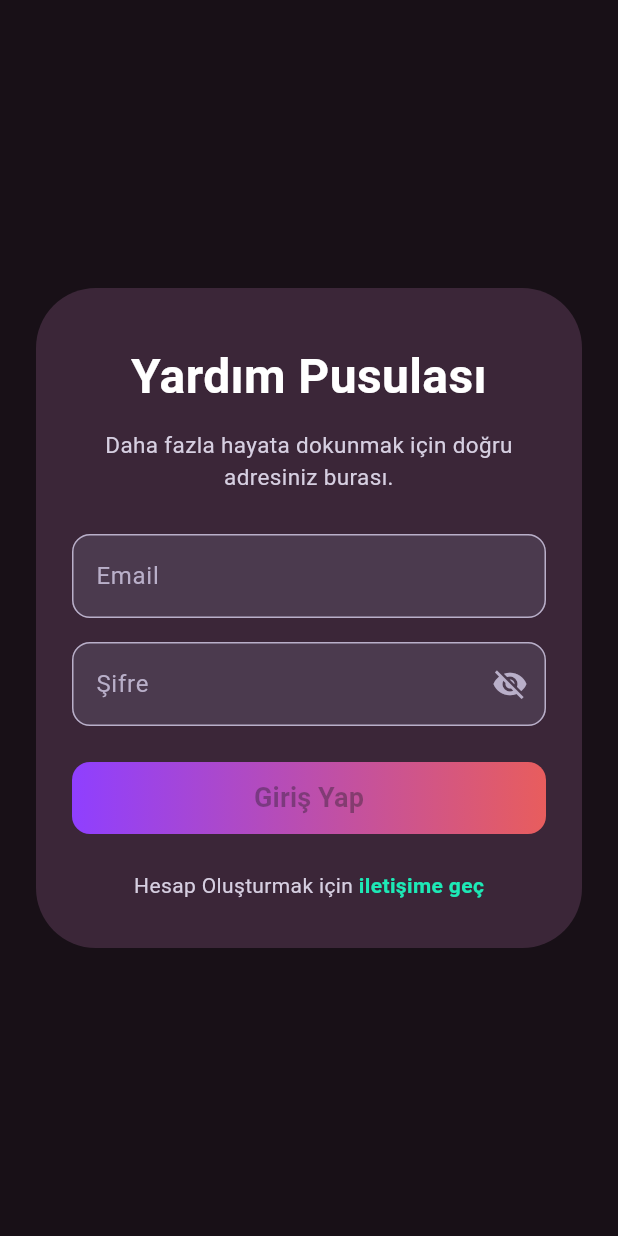
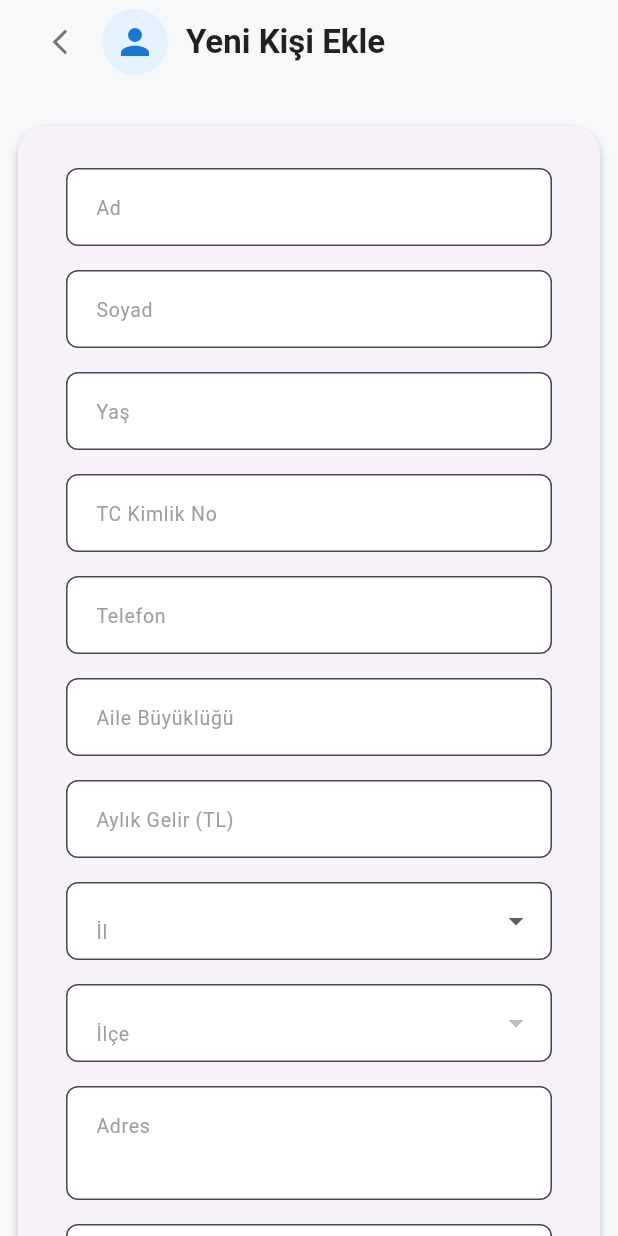
Before and after one commit to AtalhaG/YardimPusulasi, a Flutter app: the screen it shows after launch, on a phone screen of 412 x 824 dp. Run offline on Flutter 3.47's test engine with Material 3 defaults, Android fonts, the phone set to English and light mode, and no system bars; our stand-ins replace firebase_auth, firebase_core; accounts and stored records are empty.

Commit message:
mobil yeni_kişi_ekleme sayfası tasarımı

```diff
--- a/Mobil/yardimpusulasi/lib/main.dart
+++ b/Mobil/yardimpusulasi/lib/main.dart
@@ -2,6 +2,7 @@ import 'package:flutter/material.dart';
 import 'package:firebase_core/firebase_core.dart';
 import 'firebase_options.dart';
 import 'views/login_page.dart';
+import 'views/yeni_kisi_ekle.dart';
 
 void main() async {
   WidgetsFlutterBinding.ensureInitialized();
@@ -14,6 +15,6 @@ class MyApp extends StatelessWidget {
 
   @override
   Widget build(BuildContext context) {
-    return MaterialApp(home: const LoginPage());
+    return MaterialApp(home: const YeniKisiEklePage());
   }
 }
--- /dev/null
+++ b/Mobil/yardimpusulasi/lib/views/yeni_kisi_ekle.dart
@@ -0,0 +1,453 @@
+import 'package:flutter/material.dart';
+
+class YeniKisiEklePage extends StatefulWidget {
+  const YeniKisiEklePage({Key? key}) : super(key: key);
+
+  @override
+  State<YeniKisiEklePage> createState() => _YeniKisiEklePageState();
+}
+
+class _YeniKisiEklePageState extends State<YeniKisiEklePage> {
+  final _formKey = GlobalKey<FormState>();
+
+  // Text controllers
+  final TextEditingController _adController = TextEditingController();
+  final TextEditingController _soyadController = TextEditingController();
+  final TextEditingController _yasController = TextEditingController();
+  final TextEditingController _tcController = TextEditingController();
+  final TextEditingController _telefonController = TextEditingController();
+  final TextEditingController _aileController = TextEditingController();
+  final TextEditingController _gelirController = TextEditingController();
+  final TextEditingController _adresController = TextEditingController();
+  final TextEditingController _ihtiyacController = TextEditingController();
+
+  // İl ve ilçe için örnek veri
+  final List<String> _iller = [
+    'İstanbul', 'Ankara', 'İzmir', 'Bursa', 'Antalya'
+  ];
+  final Map<String, List<String>> _ilceler = {
+    'İstanbul': ['Kadıköy', 'Beşiktaş', 'Üsküdar', 'Bakırköy'],
+    'Ankara': ['Çankaya', 'Keçiören', 'Yenimahalle'],
+    'İzmir': ['Konak', 'Bornova', 'Karşıyaka'],
+    'Bursa': ['Osmangazi', 'Nilüfer', 'Yıldırım'],
+    'Antalya': ['Muratpaşa', 'Kepez', 'Konyaaltı'],
+  };
+  String? _selectedIl;
+  String? _selectedIlce;
+
+  @override
+  void dispose() {
+    _adController.dispose();
+    _soyadController.dispose();
+    _yasController.dispose();
+    _tcController.dispose();
+    _telefonController.dispose();
+    _aileController.dispose();
+    _gelirController.dispose();
+    _adresController.dispose();
+    _ihtiyacController.dispose();
+    super.dispose();
+  }
+
+  @override
+  Widget build(BuildContext context) {
+    final isWide = MediaQuery.of(context).size.width > 700;
+    return Scaffold(
+      backgroundColor: const Color(0xFFF7F8FA),
+      appBar: AppBar(
+        backgroundColor: const Color(0xFFF7F8FA),
+        elevation: 0,
+        automaticallyImplyLeading: false,
+        title: Row(
+          children: [
+            IconButton(
+              icon: const Icon(Icons.arrow_back_ios_new, color: Colors.black54, size: 20),
+              onPressed: () => Navigator.of(context).maybePop(),
+              tooltip: 'Geri Dön',
+            ),
+            const SizedBox(width: 4),
+            CircleAvatar(
+              radius: 22,
+              backgroundColor: Colors.blue[50],
+              child: Icon(Icons.person, size: 28, color: Colors.blue[700]),
+            ),
+            const SizedBox(width: 12),
+            const Text(
+              "Yeni Kişi Ekle",
+              style: TextStyle(
+                color: Colors.black87,
+                fontWeight: FontWeight.bold,
+                fontSize: 22,
+              ),
+            ),
+          ],
+        ),
+      ),
+      body: Center(
+        child: SingleChildScrollView(
+          padding: const EdgeInsets.symmetric(vertical: 24, horizontal: 8),
+          child: Card(
+            elevation: 3,
+            shape: RoundedRectangleBorder(borderRadius: BorderRadius.circular(18)),
+            child: Container(
+              constraints: const BoxConstraints(maxWidth: 700),
+              padding: const EdgeInsets.symmetric(horizontal: 32, vertical: 28),
+              child: Form(
+                key: _formKey,
+                child: isWide
+                    ? Column(
+                        crossAxisAlignment: CrossAxisAlignment.start,
+                        children: [
+                          Row(
+                            children: [
+                              Expanded(child: _buildTextField(_adController, "Ad")),
+                              const SizedBox(width: 18),
+                              Expanded(child: _buildTextField(_soyadController, "Soyad")),
+                            ],
+                          ),
+                          Row(
+                            children: [
+                              Expanded(child: _buildTextField(_yasController, "Yaş", keyboardType: TextInputType.number)),
+                              const SizedBox(width: 18),
+                              Expanded(child: _buildTextField(_tcController, "TC Kimlik No", keyboardType: TextInputType.number)),
+                            ],
+                          ),
+                          Row(
+                            children: [
+                              Expanded(child: _buildTextField(_telefonController, "Telefon", keyboardType: TextInputType.phone)),
+                              const SizedBox(width: 18),
+                              Expanded(child: _buildTextField(_aileController, "Aile Büyüklüğü", keyboardType: TextInputType.number)),
+                            ],
+                          ),
+                          Row(
+                            children: [
+                              Expanded(child: _buildTextField(_gelirController, "Aylık Gelir (TL)", keyboardType: TextInputType.number)),
+                              const SizedBox(width: 18),
+                              Expanded(
+                                child: Padding(
+                                  padding: const EdgeInsets.only(bottom: 16),
+                                  child: DropdownButtonFormField<String>(
+                                    value: _selectedIl,
+                                    decoration: InputDecoration(
+                                      labelText: 'İl',
+                                      alignLabelWithHint: true,
+                                      labelStyle: const TextStyle(fontSize: 13, color: Colors.grey),
+                                      filled: true,
+                                      fillColor: Colors.white,
+                                      border: OutlineInputBorder(borderRadius: BorderRadius.circular(8)),
+                                      contentPadding: const EdgeInsets.symmetric(horizontal: 16, vertical: 14),
+                                    ),
+                                    items: _iller
+                                        .map((il) => DropdownMenuItem(
+                                              value: il,
+                                              child: Text(il),
+                                            ))
+                                        .toList(),
+                                    onChanged: (value) {
+                                      setState(() {
+                                        _selectedIl = value;
+                                        _selectedIlce = null;
+                                      });
+                                    },
+                                    validator: (value) {
+                                      if (value == null || value.isEmpty) {
+                                        return 'İl seçilmelidir';
+                                      }
+                                      return null;
+                                    },
+                                  ),
+                                ),
+                              ),
+                            ],
+                          ),
+                          Padding(
+                            padding: const EdgeInsets.only(bottom: 16),
+                            child: DropdownButtonFormField<String>(
+                              value: _selectedIlce,
+                              decoration: InputDecoration(
+                                labelText: 'İlçe',
+                                alignLabelWithHint: true,
+                                labelStyle: const TextStyle(fontSize: 13, color: Colors.grey),
+                                filled: true,
+                                fillColor: Colors.white,
+                                border: OutlineInputBorder(borderRadius: BorderRadius.circular(8)),
+                                contentPadding: const EdgeInsets.symmetric(horizontal: 16, vertical: 14),
+                              ),
+                              items: (_selectedIl != null)
+                                  ? _ilceler[_selectedIl]!
+                                      .map((ilce) => DropdownMenuItem(
+                                            value: ilce,
+                                            child: Text(ilce),
+                                          ))
+                                      .toList()
+                                  : [],
+                              onChanged: (value) {
+                                setState(() {
+                                  _selectedIlce = value;
+                                });
+                              },
+                              validator: (value) {
+                                if (value == null || value.isEmpty) {
+                                  return 'İlçe seçilmelidir';
+                                }
+                                return null;
+                              },
+                            ),
+                          ),
+                          _buildTextField(_adresController, "Adres", maxLines: 2),
+                          Padding(
+                            padding: const EdgeInsets.only(bottom: 16),
+                            child: TextFormField(
+                              controller: _ihtiyacController,
+                              maxLines: 5,
+                              decoration: InputDecoration(
+                                labelText: "İhtiyaç Açıklaması",
+                                alignLabelWithHint: true,
+                                labelStyle: const TextStyle(fontSize: 13, color: Colors.grey),
+                                filled: true,
+                                fillColor: Colors.white,
+                                border: OutlineInputBorder(borderRadius: BorderRadius.circular(8)),
+                                contentPadding: const EdgeInsets.symmetric(horizontal: 16, vertical: 18),
+                              ),
+                              validator: (value) {
+                                if (value == null || value.trim().isEmpty) {
+                                  return "İhtiyaç Açıklaması boş bırakılamaz";
+                                }
+                                return null;
+                              },
+                            ),
+                          ),
+                          const SizedBox(height: 18),
+                          Row(
+                            mainAxisAlignment: MainAxisAlignment.end,
+                            children: [
+                              OutlinedButton(
+                                onPressed: () {
+                                  Navigator.of(context).pop();
+                                },
+                                style: OutlinedButton.styleFrom(
+                                  foregroundColor: Colors.grey[700],
+                                  side: BorderSide(color: Colors.grey[400]!),
+                                  padding: const EdgeInsets.symmetric(vertical: 16, horizontal: 28),
+                                  shape: RoundedRectangleBorder(
+                                    borderRadius: BorderRadius.circular(8),
+                                  ),
+                                ),
+                                child: const Text("İptal"),
+                              ),
+                              const SizedBox(width: 16),
+                              ElevatedButton(
+                                onPressed: () {
+                                  if (_formKey.currentState!.validate()) {
+                                    ScaffoldMessenger.of(context).showSnackBar(
+                                      const SnackBar(content: Text("Kişi kaydedildi!")),
+                                    );
+                                  }
+                                },
+                                style: ElevatedButton.styleFrom(
+                                  backgroundColor: Colors.blue,
+                                  foregroundColor: Colors.white,
+                                  padding: const EdgeInsets.symmetric(vertical: 16, horizontal: 32),
+                                  shape: RoundedRectangleBorder(
+                                    borderRadius: BorderRadius.circular(8),
+                                  ),
+                                ),
+                                child: Row(
+                                  mainAxisSize: MainAxisSize.min,
+                                  children: [
+                                    Icon(Icons.save, size: 20),
+                                    SizedBox(width: 8),
+                                    Text("Kaydet"),
+                                  ],
+                                ),
+                              ),
+                            ],
+                          ),
+                        ],
+                      )
+                    : Column(
+                        children: [
+                          _buildTextField(_adController, "Ad"),
+                          _buildTextField(_soyadController, "Soyad"),
+                          _buildTextField(_yasController, "Yaş", keyboardType: TextInputType.number),
+                          _buildTextField(_tcController, "TC Kimlik No", keyboardType: TextInputType.number),
+                          _buildTextField(_telefonController, "Telefon", keyboardType: TextInputType.phone),
+                          _buildTextField(_aileController, "Aile Büyüklüğü", keyboardType: TextInputType.number),
+                          _buildTextField(_gelirController, "Aylık Gelir (TL)", keyboardType: TextInputType.number),
+                          Padding(
+                            padding: const EdgeInsets.only(bottom: 16),
+                            child: DropdownButtonFormField<String>(
+                              value: _selectedIl,
+                              decoration: InputDecoration(
+                                labelText: 'İl',
+                                alignLabelWithHint: true,
+                                labelStyle: const TextStyle(fontSize: 13, color: Colors.grey),
+                                filled: true,
+                                fillColor: Colors.white,
+                                border: OutlineInputBorder(borderRadius: BorderRadius.circular(8)),
+                                contentPadding: const EdgeInsets.symmetric(horizontal: 16, vertical: 14),
+                              ),
+                              items: _iller
+                                  .map((il) => DropdownMenuItem(
+                                        value: il,
+                                        child: Text(il),
+                                      ))
+                                  .toList(),
+                              onChanged: (value) {
+                                setState(() {
+                                  _selectedIl = value;
+                                  _selectedIlce = null;
+                                });
+                              },
+                              validator: (value) {
+                                if (value == null || value.isEmpty) {
+                                  return 'İl seçilmelidir';
+                                }
+                                return null;
+                              },
+                            ),
+                          ),
+                          Padding(
+                            padding: const EdgeInsets.only(bottom: 16),
+                            child: DropdownButtonFormField<String>(
+                              value: _selectedIlce,
+                              decoration: InputDecoration(
+                                labelText: 'İlçe',
+                                alignLabelWithHint: true,
+                                labelStyle: const TextStyle(fontSize: 13, color: Colors.grey),
+                                filled: true,
+                                fillColor: Colors.white,
+                                border: OutlineInputBorder(borderRadius: BorderRadius.circular(8)),
+                                contentPadding: const EdgeInsets.symmetric(horizontal: 16, vertical: 14),
+                              ),
+                              items: (_selectedIl != null)
+                                  ? _ilceler[_selectedIl]!
+                                      .map((ilce) => DropdownMenuItem(
+                                            value: ilce,
+                                            child: Text(ilce),
+                                          ))
+                                      .toList()
+                                  : [],
+                              onChanged: (value) {
+                                setState(() {
+                                  _selectedIlce = value;
+                                });
+                              },
+                              validator: (value) {
+                                if (value == null || value.isEmpty) {
+                                  return 'İlçe seçilmelidir';
+                                }
+                                return null;
+                              },
+                            ),
+                          ),
+                          _buildTextField(_adresController, "Adres", maxLines: 2),
+                          Padding(
+                            padding: const EdgeInsets.only(bottom: 16),
+                            child: TextFormField(
+                              controller: _ihtiyacController,
+                              maxLines: 5,
+                              decoration: InputDecoration(
+                                labelText: "İhtiyaç Açıklaması",
+                                alignLabelWithHint: true,
+                                labelStyle: const TextStyle(fontSize: 13, color: Colors.grey),
+                                filled: true,
+                                fillColor: Colors.white,
+                                border: OutlineInputBorder(borderRadius: BorderRadius.circular(8)),
+                                contentPadding: const EdgeInsets.symmetric(horizontal: 16, vertical: 18),
+                              ),
+                              validator: (value) {
+                                if (value == null || value.trim().isEmpty) {
+                                  return "İhtiyaç Açıklaması boş bırakılamaz";
+                                }
+                                return null;
+                              },
+                            ),
+                          ),
+                          const SizedBox(height: 18),
+                          Row(
+                            mainAxisAlignment: MainAxisAlignment.end,
+                            children: [
+                              OutlinedButton(
+                                onPressed: () {
+                                  Navigator.of(context).pop();
+                                },
+                                style: OutlinedButton.styleFrom(
+                                  foregroundColor: Colors.grey[700],
+                                  side: BorderSide(color: Colors.grey[400]!),
+                                  padding: const EdgeInsets.symmetric(vertical: 16, horizontal: 28),
+                                  shape: RoundedRectangleBorder(
+                                    borderRadius: BorderRadius.circular(8),
+                                  ),
+                                ),
+                                child: const Text("İptal"),
+                              ),
+                              const SizedBox(width: 16),
+                              ElevatedButton(
+                                onPressed: () {
+                                  if (_formKey.currentState!.validate()) {
+                                    ScaffoldMessenger.of(context).showSnackBar(
+                                      const SnackBar(content: Text("Kişi kaydedildi!")),
+                                    );
+                                  }
+                                },
+                                style: ElevatedButton.styleFrom(
+                                  backgroundColor: Colors.blue,
+                                  foregroundColor: Colors.white,
+                                  padding: const EdgeInsets.symmetric(vertical: 16, horizontal: 32),
+                                  shape: RoundedRectangleBorder(
+                                    borderRadius: BorderRadius.circular(8),
+                                  ),
+                                ),
+                                child: Row(
+                                  mainAxisSize: MainAxisSize.min,
+                                  children: [
+                                    Icon(Icons.save, size: 20),
+                                    SizedBox(width: 8),
+                                    Text("Kaydet"),
+                                  ],
+                                ),
+                              ),
+                            ],
+                          ),
+                        ],
+                      ),
+              ),
+            ),
+          ),
+        ),
+      ),
+    );
+  }
+
+  Widget _buildTextField(
+    TextEditingController controller,
+    String label, {
+    TextInputType keyboardType = TextInputType.text,
+    int maxLines = 1,
+  }) {
+    return Padding(
+      padding: const EdgeInsets.only(bottom: 16),
+      child: TextFormField(
+        controller: controller,
+        keyboardType: keyboardType,
+        maxLines: maxLines,
+        decoration: InputDecoration(
+          labelText: label,
+          alignLabelWithHint: true,
+          labelStyle: const TextStyle(fontSize: 13, color: Colors.grey),
+          filled: true,
+          fillColor: Colors.white,
+          border: OutlineInputBorder(borderRadius: BorderRadius.circular(8)),
+          contentPadding: const EdgeInsets.symmetric(horizontal: 16, vertical: 14),
+        ),
+        validator: (value) {
+          if (value == null || value.trim().isEmpty) {
+            return "${label} boş bırakılamaz";
+          }
+          return null;
+        },
+      ),
+    );
+  }
+}
```
